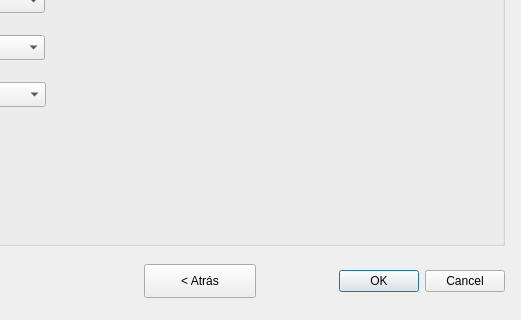
Old version of the form Ui_UsuarioForm.ui in the repository rubenmarrufo/herevea; both pictures show x 436 to 957 and y 135 to 455 of the 957 by 455 pixel window.
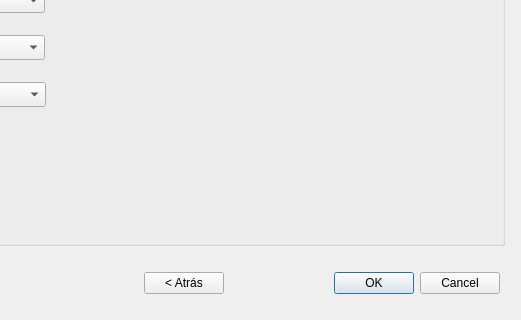
New version of the form. Icons and pictures are not drawn.

```diff
--- a/Ui_UsuarioForm.ui
+++ b/Ui_UsuarioForm.ui
@@ -17,22 +17,6 @@
    <iconset>
     <normaloff>Herevea.png</normaloff>Herevea.png</iconset>
   </property>
-  <widget class="QDialogButtonBox" name="buttonBox">
-   <property name="geometry">
-    <rect>
-     <x>600</x>
-     <y>400</y>
-     <width>341</width>
-     <height>32</height>
-    </rect>
-   </property>
-   <property name="orientation">
-    <enum>Qt::Horizontal</enum>
-   </property>
-   <property name="standardButtons">
-    <set>QDialogButtonBox::Cancel|QDialogButtonBox::Ok</set>
-   </property>
-  </widget>
   <widget class="QLabel" name="label_31">
    <property name="geometry">
     <rect>
@@ -306,18 +290,34 @@
     </property>
    </widget>
   </widget>
-  <widget class="QPushButton" name="pushButton">
+  <widget class="QWidget" name="horizontalLayoutWidget">
    <property name="geometry">
     <rect>
      <x>580</x>
-     <y>399</y>
-     <width>112</width>
-     <height>34</height>
+     <y>400</y>
+     <width>356</width>
+     <height>36</height>
     </rect>
    </property>
-   <property name="text">
-    <string>&lt; Atrás</string>
-   </property>
+   <layout class="QHBoxLayout" name="horizontalLayout">
+    <item>
+     <widget class="QPushButton" name="pushButton">
+      <property name="text">
+       <string>&lt; Atrás</string>
+      </property>
+     </widget>
+    </item>
+    <item>
+     <widget class="QDialogButtonBox" name="buttonBox">
+      <property name="orientation">
+       <enum>Qt::Horizontal</enum>
+      </property>
+      <property name="standardButtons">
+       <set>QDialogButtonBox::Cancel|QDialogButtonBox::Ok</set>
+      </property>
+     </widget>
+    </item>
+   </layout>
   </widget>
  </widget>
  <resources/>
```
